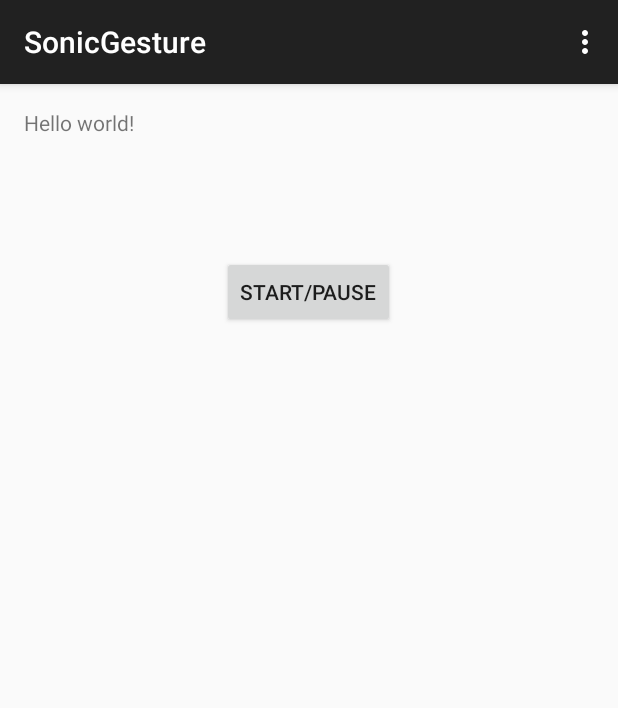
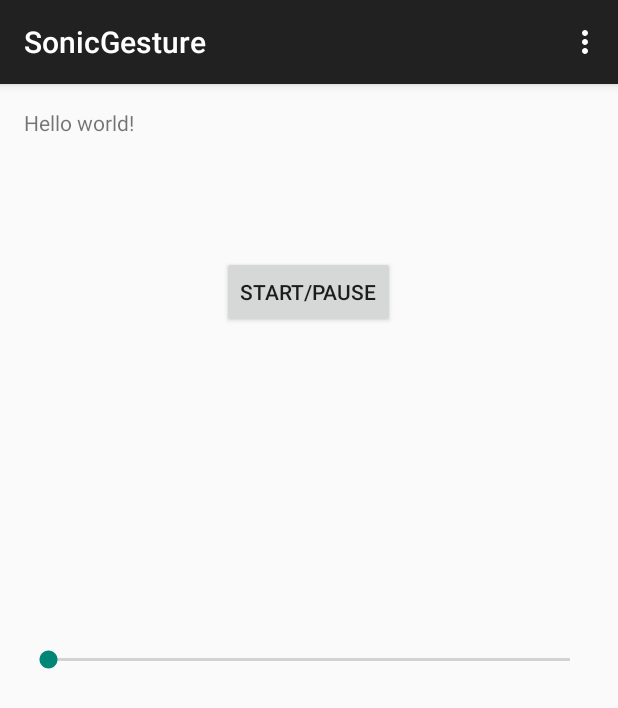
Before and after one commit to ruanxuyi/SonicGesture, an Android app: the screen it shows after launch (MainActivity), on a phone screen of 412 x 824 dp. Shown: the top 708 px of the screen. Run offline under Robolectric (Android 15) with nearby library versions, the phone set to English and light mode, and no system bars.

Commit message:
from master

```diff
--- a/app/src/main/java/com/example/xuyiruan/sonicgesture/MainActivity.java
+++ b/app/src/main/java/com/example/xuyiruan/sonicgesture/MainActivity.java
@@ -14,6 +14,8 @@ import android.view.View;
 import android.widget.Button;
 
 import android.media.AudioRecord;
+import android.widget.SeekBar;
+import android.widget.Toast;
 
 import java.io.File;
 import java.io.FileNotFoundException;
@@ -31,13 +33,13 @@ public class MainActivity extends AppCompatActivity {
     int startCount = 0;
 
     //Kefei sine wave private instance
-    public static final int HEIGHT = 127;
+    public static int HEIGHT = 127; //amplititude of the sound, AKA the volumn
     /** 2PI**/
     public static final double TWOPI = 2 * 3.1415;
     public boolean start=true;
 
     public AudioTrack audioTrack;
-    public int Hz;
+    public int Hz; //frequency of the sound
     public int waveLen;
     public int length;
     public byte[] wave;
@@ -50,18 +52,44 @@ public class MainActivity extends AppCompatActivity {
         super.onCreate(savedInstanceState);
         setContentView(R.layout.activity_main);
 
-        Hz=440;
+        //volume control module
+        SeekBar volumeSeekBar = null;
+        volumeSeekBar = (SeekBar)findViewById(R.id.volumeSeekBar);
+
+
+
+        //System.out.println("Here");
+        try{
+            volumeSeekBar.setOnSeekBarChangeListener(new SeekBar.OnSeekBarChangeListener() {
+                @Override
+                public void onStopTrackingTouch(SeekBar volumnSeekBar) {}
+
+                @Override
+                public void onStartTrackingTouch(SeekBar volumnSeekBar) {}
+
+                @Override
+                public void onProgressChanged(SeekBar volumnSeekBar, int progress, boolean fromUser) {
+                    HEIGHT = (int)(1.27*progress);
+                    //System.out.println("Height is" + HEIGHT);
+                    Hz=110;
                     waveLen = 44100/ Hz;
                     length = waveLen * Hz;
                     sampleRate=44100;
                     wave = new byte[length];
-        wave=sin(wave, waveLen, length);
-
+                    wave=sin(wave, waveLen, length);//please read helper method for details
                     audioTrack=new AudioTrack(AudioManager.STREAM_VOICE_CALL, sampleRate,
                             AudioFormat.CHANNEL_CONFIGURATION_MONO, // CHANNEL_CONFIGURATION_MONO,
                             AudioFormat.ENCODING_PCM_16BIT, length, AudioTrack.MODE_STATIC);
                     audioTrack.write(wave, 0, length);
                     audioTrack.setLoopPoints(0, length / 4, -1);
+                }
+            });
+
+        }
+        catch (Exception e)
+        {
+            System.out.print("error with volumeSeekBar");
+        }
 
 
 
@@ -161,6 +189,8 @@ public class MainActivity extends AppCompatActivity {
 
     public static byte[] sin(byte[] wave, int waveLen, int length)
     {
+
+
         for (int i = 0; i < length; i++) {
             wave[i] = (byte) (HEIGHT * (1 - Math.sin(TWOPI
                     * ((i % waveLen) * 1.00 / waveLen))));
--- a/app/src/main/res/layout/activity_main.xml
+++ b/app/src/main/res/layout/activity_main.xml
@@ -19,4 +19,11 @@
         android:layout_centerHorizontal="true"
         android:layout_marginTop="79dp" />
 
+    <SeekBar
+        android:layout_width="match_parent"
+        android:layout_height="wrap_content"
+        android:id="@+id/volumeSeekBar"
+        android:layout_centerVertical="true"
+        android:layout_centerHorizontal="true" />
+
 </RelativeLayout>
```
Lines whose indentation alone changed are shown as unchanged.
